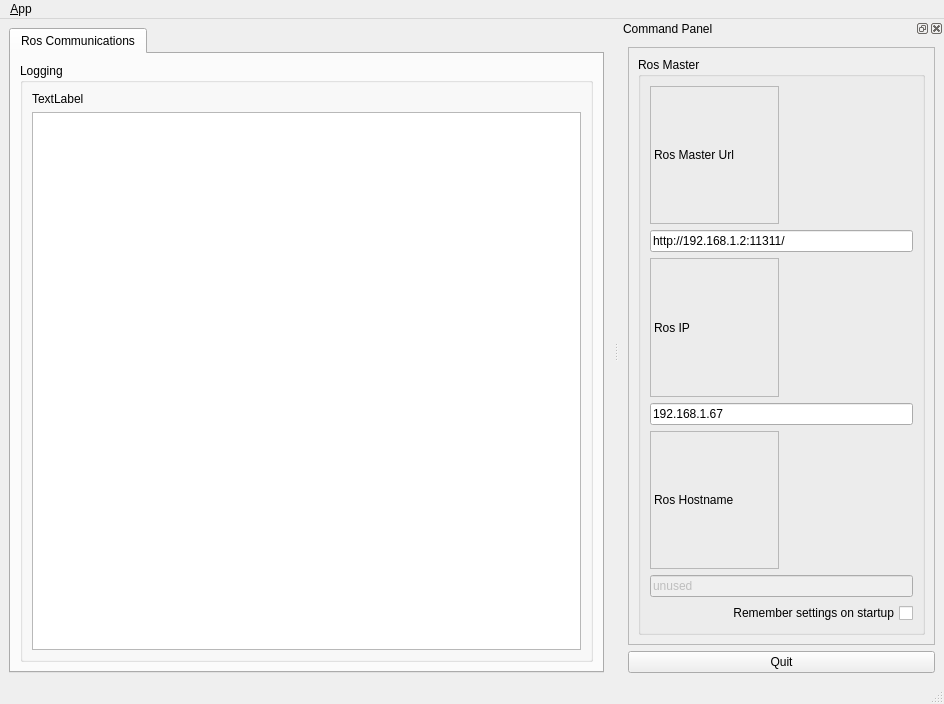
First picture: the form in displayer_qt5/ui/main_window.ui, repository nuaa-rm/radar_station2022, before the edit.
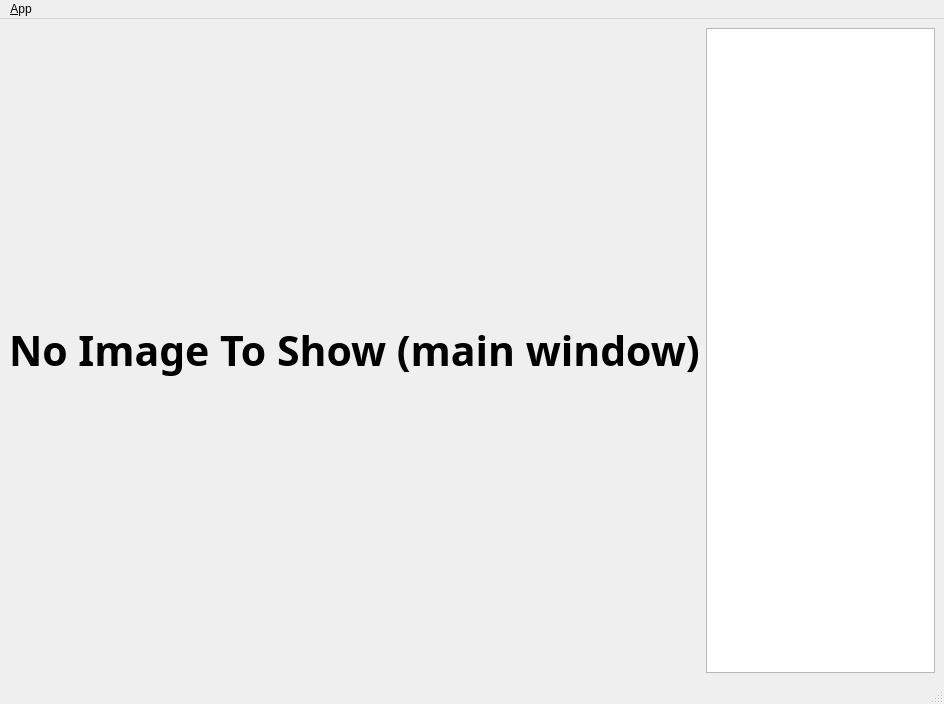
Second picture: the form after the edit. Icons and pictures are not drawn.

```diff
--- a/displayer_qt5/ui/main_window.ui
+++ b/displayer_qt5/ui/main_window.ui
@@ -23,53 +23,23 @@
   <widget class="QWidget" name="centralwidget">
    <layout class="QHBoxLayout">
     <item>
-     <widget class="QTabWidget" name="tab_manager">
-      <property name="minimumSize">
-       <size>
-        <width>100</width>
-        <height>0</height>
-       </size>
+     <widget class="QLabel" name="label_camera">
+      <property name="font">
+       <font>
+        <family>ori1Uni</family>
+        <pointsize>31</pointsize>
+        <weight>75</weight>
+        <bold>true</bold>
+       </font>
       </property>
-      <property name="locale">
-       <locale language="English" country="Australia"/>
+      <property name="text">
+       <string>No Image To Show (main window)</string>
       </property>
-      <property name="currentIndex">
-       <number>0</number>
-      </property>
-      <widget class="QWidget" name="tab_status">
-       <attribute name="title">
-        <string>Ros Communications</string>
-       </attribute>
-       <layout class="QVBoxLayout" name="verticalLayout_2">
-        <item>
-         <widget class="QGroupBox" name="groupBox_12">
-          <property name="sizePolicy">
-           <sizepolicy hsizetype="MinimumExpanding" vsizetype="Preferred">
-            <horstretch>0</horstretch>
-            <verstretch>0</verstretch>
-           </sizepolicy>
-          </property>
-          <property name="title">
-           <string>Logging</string>
-          </property>
-          <layout class="QGridLayout" name="gridLayout_3">
-           <item row="1" column="0">
-            <widget class="QListView" name="view_logging"/>
-           </item>
-           <item row="0" column="0">
-            <widget class="QLabel" name="label_camera">
-             <property name="text">
-              <string>TextLabel</string>
-             </property>
-            </widget>
-           </item>
-          </layout>
-         </widget>
-        </item>
-       </layout>
-      </widget>
      </widget>
     </item>
+    <item>
+     <widget class="QListView" name="view_logging"/>
+    </item>
    </layout>
   </widget>
   <widget class="QMenuBar" name="menubar">
@@ -95,172 +65,6 @@
    <addaction name="menu_File"/>
   </widget>
   <widget class="QStatusBar" name="statusbar"/>
-  <widget class="QDockWidget" name="dock_status">
-   <property name="sizePolicy">
-    <sizepolicy hsizetype="Minimum" vsizetype="Preferred">
-     <horstretch>0</horstretch>
-     <verstretch>0</verstretch>
-    </sizepolicy>
-   </property>
-   <property name="minimumSize">
-    <size>
-     <width>325</width>
-     <height>461</height>
-    </size>
-   </property>
-   <property name="allowedAreas">
-    <set>Qt::RightDockWidgetArea</set>
-   </property>
-   <property name="windowTitle">
-    <string>Command Panel</string>
-   </property>
-   <attribute name="dockWidgetArea">
-    <number>2</number>
-   </attribute>
-   <widget class="QWidget" name="dockWidgetContents_2">
-    <layout class="QVBoxLayout" name="verticalLayout">
-     <item>
-      <widget class="QFrame" name="frame">
-       <property name="sizePolicy">
-        <sizepolicy hsizetype="Minimum" vsizetype="Preferred">
-         <horstretch>0</horstretch>
-         <verstretch>0</verstretch>
-        </sizepolicy>
-       </property>
-       <property name="frameShape">
-        <enum>QFrame::StyledPanel</enum>
-       </property>
-       <property name="frameShadow">
-        <enum>QFrame::Raised</enum>
-       </property>
-       <layout class="QVBoxLayout" name="verticalLayout_3">
-        <item>
-         <widget class="QGroupBox" name="groupBox">
-          <property name="title">
-           <string>Ros Master</string>
-          </property>
-          <layout class="QGridLayout" name="gridLayout">
-           <item row="5" column="0" colspan="2">
-            <widget class="QLineEdit" name="line_edit_topic">
-             <property name="enabled">
-              <bool>false</bool>
-             </property>
-             <property name="text">
-              <string>unused</string>
-             </property>
-            </widget>
-           </item>
-           <item row="2" column="0">
-            <widget class="QLabel" name="label_2">
-             <property name="frameShape">
-              <enum>QFrame::StyledPanel</enum>
-             </property>
-             <property name="frameShadow">
-              <enum>QFrame::Raised</enum>
-             </property>
-             <property name="text">
-              <string>Ros IP</string>
-             </property>
-            </widget>
-           </item>
-           <item row="0" column="0">
-            <widget class="QLabel" name="label">
-             <property name="frameShape">
-              <enum>QFrame::StyledPanel</enum>
-             </property>
-             <property name="frameShadow">
-              <enum>QFrame::Raised</enum>
-             </property>
-             <property name="text">
-              <string>Ros Master Url</string>
-             </property>
-            </widget>
-           </item>
-           <item row="4" column="0">
-            <widget class="QLabel" name="label_3">
-             <property name="frameShape">
-              <enum>QFrame::StyledPanel</enum>
-             </property>
-             <property name="frameShadow">
-              <enum>QFrame::Raised</enum>
-             </property>
-             <property name="text">
-              <string>Ros Hostname</string>
-             </property>
-            </widget>
-           </item>
-           <item row="1" column="0" colspan="2">
-            <widget class="QLineEdit" name="line_edit_master">
-             <property name="text">
-              <string>http://192.168.1.2:11311/</string>
-             </property>
-            </widget>
-           </item>
-           <item row="3" column="0" colspan="2">
-            <widget class="QLineEdit" name="line_edit_host">
-             <property name="text">
-              <string>192.168.1.67</string>
-             </property>
-            </widget>
-           </item>
-           <item row="6" column="0" colspan="2">
-            <widget class="QCheckBox" name="checkbox_remember_settings">
-             <property name="layoutDirection">
-              <enum>Qt::RightToLeft</enum>
-             </property>
-             <property name="text">
-              <string>Remember settings on startup</string>
-             </property>
-            </widget>
-           </item>
-          </layout>
-         </widget>
-        </item>
-       </layout>
-      </widget>
-     </item>
-     <item>
-      <widget class="QPushButton" name="quit_button">
-       <property name="sizePolicy">
-        <sizepolicy hsizetype="MinimumExpanding" vsizetype="Fixed">
-         <horstretch>0</horstretch>
-         <verstretch>0</verstretch>
-        </sizepolicy>
-       </property>
-       <property name="text">
-        <string>Quit</string>
-       </property>
-      </widget>
-     </item>
-    </layout>
-   </widget>
-  </widget>
-  <action name="action_Quit">
-   <property name="text">
-    <string>&amp;Quit</string>
-   </property>
-   <property name="shortcut">
-    <string>Ctrl+Q</string>
-   </property>
-   <property name="shortcutContext">
-    <enum>Qt::ApplicationShortcut</enum>
-   </property>
-  </action>
-  <action name="action_Preferences">
-   <property name="text">
-    <string>&amp;Preferences</string>
-   </property>
-  </action>
-  <action name="actionAbout">
-   <property name="text">
-    <string>&amp;About</string>
-   </property>
-  </action>
-  <action name="actionAbout_Qt">
-   <property name="text">
-    <string>About &amp;Qt</string>
-   </property>
-  </action>
  </widget>
  <resources/>
  <connections>
```
Left out of the diff: 39 changed lines with no effect on the pictures.
